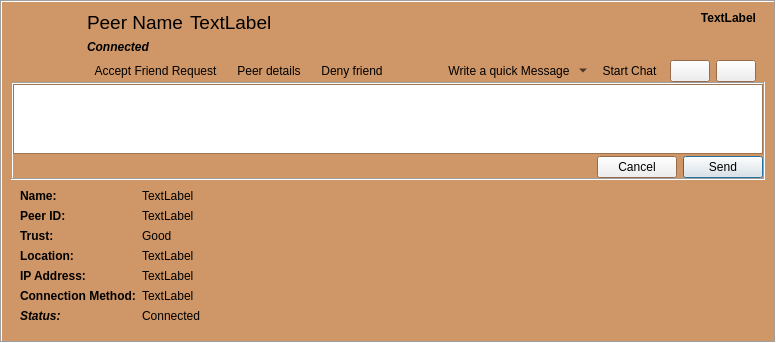
Old version of the form retroshare-gui/src/gui/feeds/SecurityItem.ui in the repository RetroShare/RetroShare.
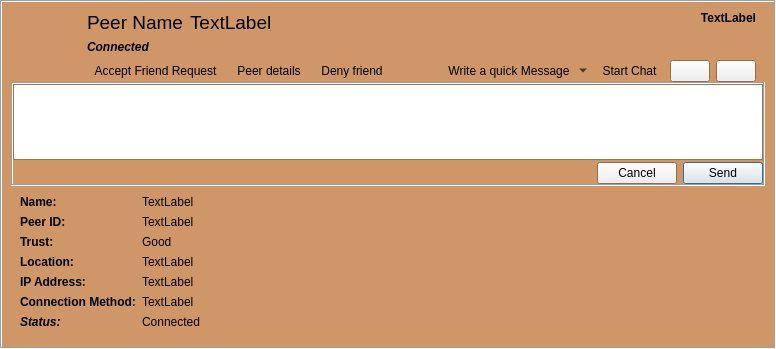
New version of the form. Icons and pictures are not drawn. Custom widgets are drawn as their Qt base class.

```diff
--- a/retroshare-gui/src/gui/feeds/SecurityItem.ui
+++ b/retroshare-gui/src/gui/feeds/SecurityItem.ui
@@ -7,7 +7,7 @@
     <x>0</x>
     <y>0</y>
     <width>776</width>
-    <height>340</height>
+    <height>349</height>
    </rect>
   </property>
   <layout class="QGridLayout">
```
Left out of the diff: 3 changed lines with no effect on the pictures.
